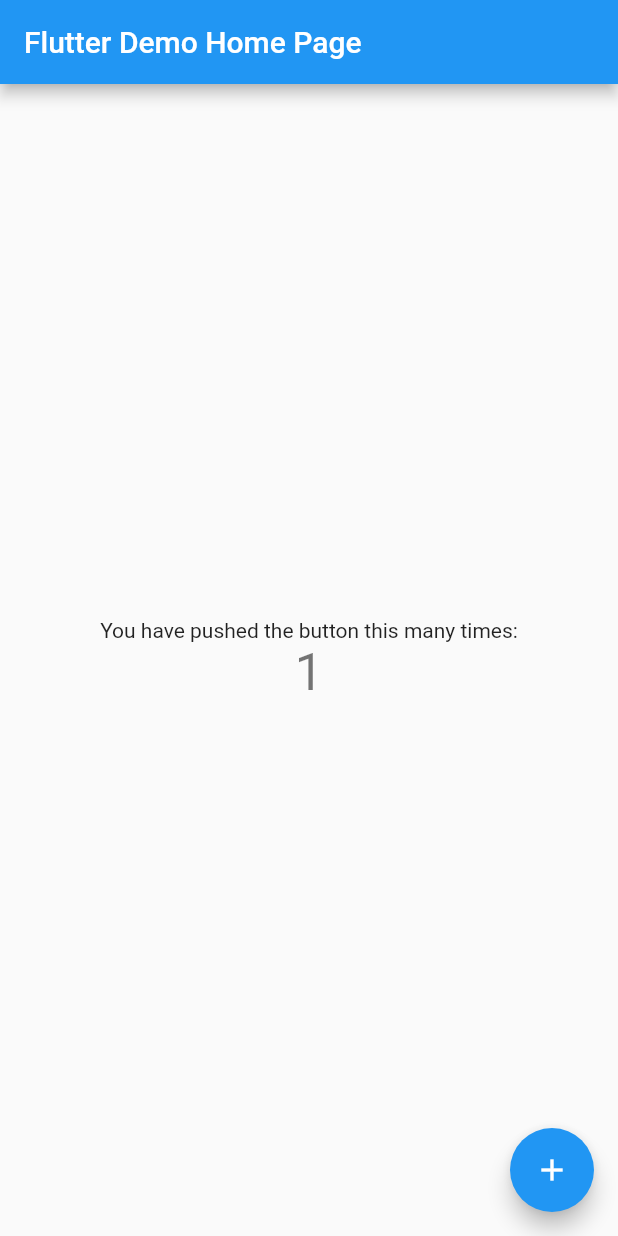
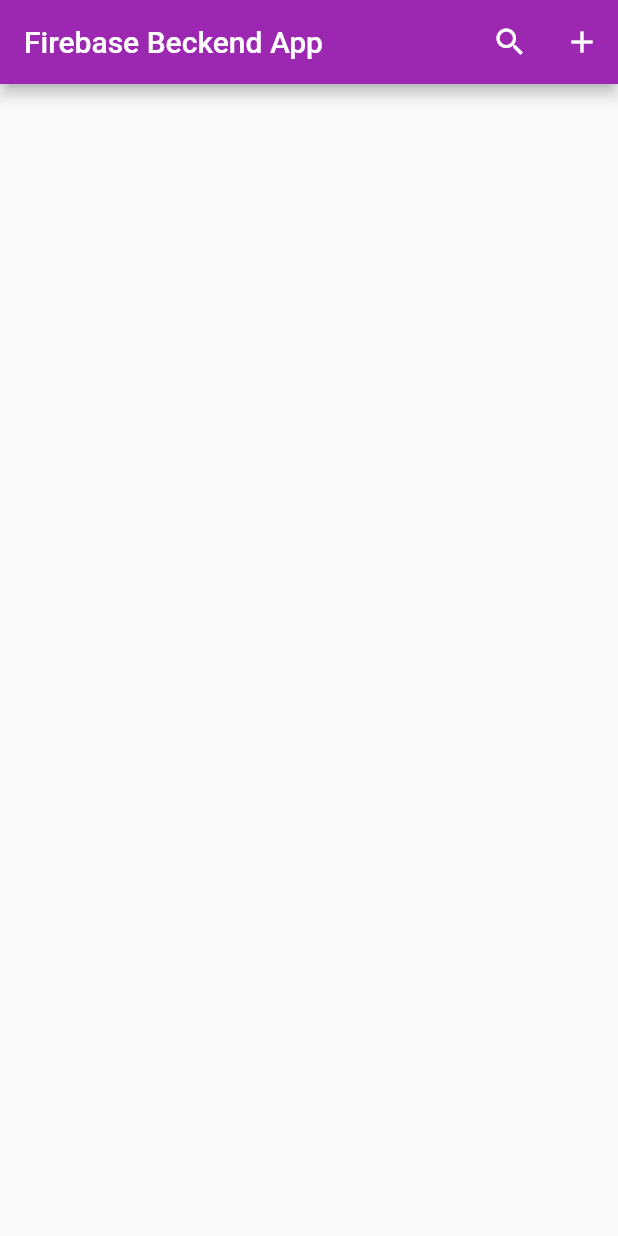
Before and after one commit to IndraYudha22/flutter_and_firebase, a Flutter app: the screen it shows after launch, after a tap on the "add" icon, on a phone screen of 412 x 824 dp. Run offline on Flutter 3.47's test engine with Material 2 defaults, Android fonts, the phone set to English and light mode, and no system bars.

Commit message:
update: Appbar Design

```diff
--- /dev/null
+++ b/lib/HomePage.dart
@@ -0,0 +1,22 @@
+import 'package:flutter/material.dart';
+
+class Home extends StatefulWidget {
+  @override
+  _HomeState createState() => _HomeState();
+}
+
+class _HomeState extends State<Home> {
+  @override
+  Widget build(BuildContext context) {
+    return new Scaffold(
+      appBar: AppBar(
+        title: Text("Firebase Beckend App"),
+        backgroundColor: Colors.purple,
+        actions: [
+          IconButton(icon: Icon(Icons.search), onPressed: ()=> debugPrint('Search')),
+          IconButton(icon: Icon(Icons.add), onPressed: ()=> debugPrint('Add'))
+        ],
+      ),
+    );
+  }
+}
--- a/lib/main.dart
+++ b/lib/main.dart
@@ -1,113 +1,8 @@
 import 'package:flutter/material.dart';
+import 'package:flutter_and_firebasee/HomePage.dart';
 
 void main() {
-  runApp(MyApp());
+  runApp(new MaterialApp(
+    home: Home(),
+  ));
 }
-
-class MyApp extends StatelessWidget {
-  // This widget is the root of your application.
-  @override
-  Widget build(BuildContext context) {
-    return MaterialApp(
-      title: 'Flutter Demo',
-      theme: ThemeData(
-        // This is the theme of your application.
-        //
-        // Try running your application with "flutter run". You'll see the
-        // application has a blue toolbar. Then, without quitting the app, try
-        // changing the primarySwatch below to Colors.green and then invoke
-        // "hot reload" (press "r" in the console where you ran "flutter run",
-        // or simply save your changes to "hot reload" in a Flutter IDE).
-        // Notice that the counter didn't reset back to zero; the application
-        // is not restarted.
-        primarySwatch: Colors.blue,
-      ),
-      home: MyHomePage(title: 'Flutter Demo Home Page'),
-    );
-  }
-}
-
-class MyHomePage extends StatefulWidget {
-  MyHomePage({Key key, this.title}) : super(key: key);
-
-  // This widget is the home page of your application. It is stateful, meaning
-  // that it has a State object (defined below) that contains fields that affect
-  // how it looks.
-
-  // This class is the configuration for the state. It holds the values (in this
-  // case the title) provided by the parent (in this case the App widget) and
-  // used by the build method of the State. Fields in a Widget subclass are
-  // always marked "final".
-
-  final String title;
-
-  @override
-  _MyHomePageState createState() => _MyHomePageState();
-}
-
-class _MyHomePageState extends State<MyHomePage> {
-  int _counter = 0;
-
-  void _incrementCounter() {
-    setState(() {
-      // This call to setState tells the Flutter framework that something has
-      // changed in this State, which causes it to rerun the build method below
-      // so that the display can reflect the updated values. If we changed
-      // _counter without calling setState(), then the build method would not be
-      // called again, and so nothing would appear to happen.
-      _counter++;
-    });
-  }
-
-  @override
-  Widget build(BuildContext context) {
-    // This method is rerun every time setState is called, for instance as done
-    // by the _incrementCounter method above.
-    //
-    // The Flutter framework has been optimized to make rerunning build methods
-    // fast, so that you can just rebuild anything that needs updating rather
-    // than having to individually change instances of widgets.
-    return Scaffold(
-      appBar: AppBar(
-        // Here we take the value from the MyHomePage object that was created by
-        // the App.build method, and use it to set our appbar title.
-        title: Text(widget.title),
-      ),
-      body: Center(
-        // Center is a layout widget. It takes a single child and positions it
-        // in the middle of the parent.
-        child: Column(
-          // Column is also a layout widget. It takes a list of children and
-          // arranges them vertically. By default, it sizes itself to fit its
-          // children horizontally, and tries to be as tall as its parent.
-          //
-          // Invoke "debug painting" (press "p" in the console, choose the
-          // "Toggle Debug Paint" action from the Flutter Inspector in Android
-          // Studio, or the "Toggle Debug Paint" command in Visual Studio Code)
-          // to see the wireframe for each widget.
-          //
-          // Column has various properties to control how it sizes itself and
-          // how it positions its children. Here we use mainAxisAlignment to
-          // center the children vertically; the main axis here is the vertical
-          // axis because Columns are vertical (the cross axis would be
-          // horizontal).
-          mainAxisAlignment: MainAxisAlignment.center,
-          children: <Widget>[
-            Text(
-              'You have pushed the button this many times:',
-            ),
-            Text(
-              '$_counter',
-              style: Theme.of(context).textTheme.headline4,
-            ),
-          ],
-        ),
-      ),
-      floatingActionButton: FloatingActionButton(
-        onPressed: _incrementCounter,
-        tooltip: 'Increment',
-        child: Icon(Icons.add),
-      ), // This trailing comma makes auto-formatting nicer for build methods.
-    );
-  }
-}
```
